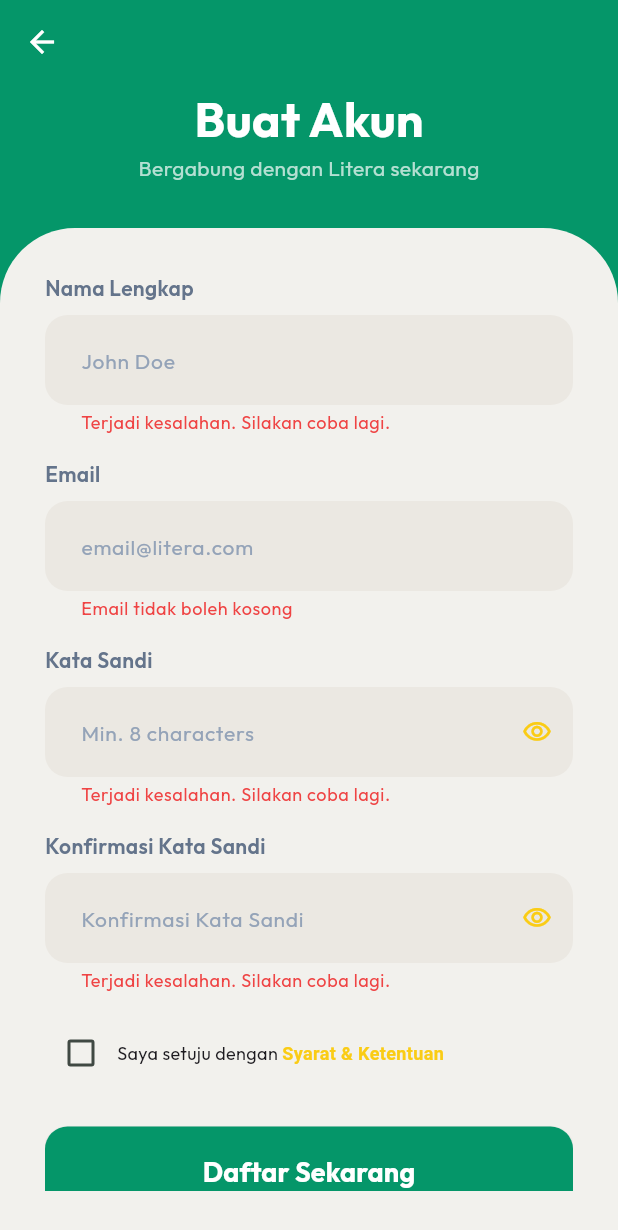
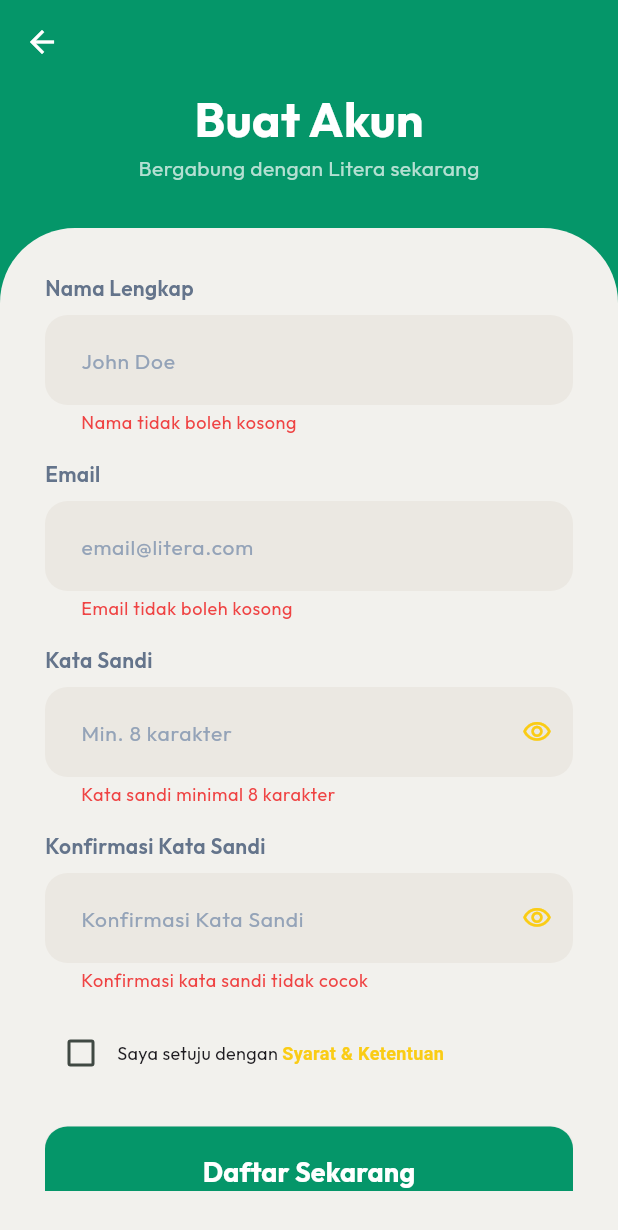
Before and after one commit to EkaRizqiRomadhon/Litera-Final-Projek, a Flutter app: the RegisterPage screen opened directly, after a tap on "Daftar Sekarang", on a phone screen of 412 x 824 dp. Shown: the top 1230 px of the screen. Run offline on Flutter 3.47's test engine with Material 3 defaults, Android fonts, the phone set to English and light mode, and no system bars; our stand-ins replace cached_network_image, cloud_firestore, dio, firebase_auth, firebase_core, google_fonts and 4 more; missing offline and left inert: epub_view, syncfusion_flutter_pdfviewer; accounts and stored records are empty; network calls fail.

```diff
--- a/lib/l10n/app_en.arb
+++ b/lib/l10n/app_en.arb
@@ -75,6 +75,9 @@
   "nameLabel": "Display Name",
   "nameEmpty": "Name cannot be empty",
   "nameUpdated": "Name updated successfully!",
+  "errorInvalidEmail": "Invalid email format",
+  "errorPasswordLength": "Password must be at least 8 characters",
+  "errorPasswordMatch": "Passwords do not match",
 
   "darkMode": "Dark Mode",
   "darkModeOn": "On",
--- a/lib/l10n/app_id.arb
+++ b/lib/l10n/app_id.arb
@@ -75,6 +75,9 @@
   "nameLabel": "Nama Tampilan",
   "nameEmpty": "Nama tidak boleh kosong",
   "nameUpdated": "Nama berhasil diperbarui!",
+  "errorInvalidEmail": "Format email tidak valid",
+  "errorPasswordLength": "Kata sandi minimal 8 karakter",
+  "errorPasswordMatch": "Konfirmasi kata sandi tidak cocok",
 
   "darkMode": "Tema Gelap",
   "darkModeOn": "Aktif",
--- a/lib/l10n/app_localizations.dart
+++ b/lib/l10n/app_localizations.dart
@@ -421,6 +421,24 @@ abstract class AppLocalizations {
   /// In id, this message translates to:
   /// **'Nama berhasil diperbarui!'**
   String get nameUpdated;
+
+  /// No description provided for @errorInvalidEmail.
+  ///
+  /// In id, this message translates to:
+  /// **'Format email tidak valid'**
+  String get errorInvalidEmail;
+
+  /// No description provided for @errorPasswordLength.
+  ///
+  /// In id, this message translates to:
+  /// **'Kata sandi minimal 8 karakter'**
+  String get errorPasswordLength;
+
+  /// No description provided for @errorPasswordMatch.
+  ///
+  /// In id, this message translates to:
+  /// **'Konfirmasi kata sandi tidak cocok'**
+  String get errorPasswordMatch;
 
   /// No description provided for @darkMode.
   ///
--- a/lib/l10n/app_localizations_id.dart
+++ b/lib/l10n/app_localizations_id.dart
@@ -176,6 +176,15 @@ class AppLocalizationsId extends AppLocalizations {
 
   @override
   String get nameUpdated => 'Nama berhasil diperbarui!';
+
+  @override
+  String get errorInvalidEmail => 'Format email tidak valid';
+
+  @override
+  String get errorPasswordLength => 'Kata sandi minimal 8 karakter';
+
+  @override
+  String get errorPasswordMatch => 'Konfirmasi kata sandi tidak cocok';
 
   @override
   String get darkMode => 'Tema Gelap';
--- a/lib/pages/profile_page.dart
+++ b/lib/pages/profile_page.dart
@@ -15,6 +15,7 @@ import '../providers/history_provider.dart';
 import '../widgets/profile_avatar.dart';
 import '../widgets/profile_menu_tile.dart';
 import '../widgets/stat_card.dart';
+import '../main.dart';
 import 'splash_page.dart';
 
 class ProfilePage extends StatelessWidget {
@@ -555,7 +556,7 @@ class _ProfileViewState extends State<_ProfileView> {
               if (context.mounted) {
                 Navigator.pushAndRemoveUntil(
                   context,
-                  MaterialPageRoute(builder: (_) => const SplashPage()),
+                  MaterialPageRoute(builder: (_) => const AuthGate()),
                   (route) => false,
                 );
               }
--- a/lib/pages/register_page.dart
+++ b/lib/pages/register_page.dart
@@ -1,6 +1,5 @@
 import 'package:flutter/material.dart';
 import 'package:flutter/gestures.dart';
-import 'package:litera2/l10n/app_localizations.dart';
 import '../core/app_colors.dart';
 import '../core/app_theme.dart';
 import '../widgets/custom_elements.dart';
@@ -35,41 +34,41 @@ class _RegisterPageState extends State<RegisterPage> {
   }
 
   // ================= VALIDATION =================
-  String? _validateName(String? value, AppLocalizations l10n) {
-    if (value == null || value.isEmpty) return l10n.errorGeneral;
-    if (value.length < 3) return l10n.errorGeneral;
+  String? _validateName(String? value) {
+    if (value == null || value.trim().isEmpty) return 'Nama tidak boleh kosong';
+    if (value.trim().length < 3) return 'Nama tidak boleh kosong';
     return null;
   }
 
-  String? _validateEmail(String? value, AppLocalizations l10n) {
-    if (value == null || value.isEmpty) return l10n.emailEmpty;
-    if (!RegExp(r'^[^@]+@[^@]+\.[^@]+').hasMatch(value)) return l10n.loginError;
+  String? _validateEmail(String? value) {
+    if (value == null || value.trim().isEmpty) return 'Email tidak boleh kosong';
+    if (!RegExp(r'^[^@]+@[^@]+\.[^@]+').hasMatch(value.trim())) return 'Format email tidak valid';
     return null;
   }
 
-  String? _validatePassword(String? value, AppLocalizations l10n) {
-    if (value == null || value.isEmpty) return l10n.errorGeneral;
-    if (value.length < 8) return l10n.errorGeneral;
+  String? _validatePassword(String? value) {
+    if (value == null || value.isEmpty) return 'Kata sandi minimal 8 karakter';
+    if (value.length < 8) return 'Kata sandi minimal 8 karakter';
     return null;
   }
 
-  String? _validateConfirmPassword(String? value, AppLocalizations l10n) {
-    if (value == null || value.isEmpty) return l10n.errorGeneral;
-    if (value != _passwordController.text) return l10n.errorGeneral;
+  String? _validateConfirmPassword(String? value) {
+    if (value == null || value.isEmpty) return 'Konfirmasi kata sandi tidak cocok';
+    if (value != _passwordController.text) return 'Konfirmasi kata sandi tidak cocok';
     return null;
   }
 
   // ================= DIALOG =================
-  void _showTermsDialog(AppLocalizations l10n) {
+  void _showTermsDialog() {
     showDialog(
       context: context,
       builder: (_) => AlertDialog(
-        title: Text(l10n.termsAndConditions),
-        content: Text(l10n.termsDetail),
+        title: const Text('Syarat & Ketentuan'),
+        content: const Text('Silakan baca dan setujui ketentuan kami sebelum melanjutkan.'),
         actions: [
           TextButton(
             onPressed: () => Navigator.pop(context),
-            child: Text(l10n.confirm),
+            child: const Text('Konfirmasi'),
           ),
         ],
       ),
@@ -77,11 +76,11 @@ class _RegisterPageState extends State<RegisterPage> {
   }
 
   // ================= REGISTER =================
-  Future<void> _handleRegister(AppLocalizations l10n) async {
+  Future<void> _handleRegister() async {
     if (!_formKey.currentState!.validate()) return;
     if (!_isAgreed) {
       ScaffoldMessenger.of(context).showSnackBar(
-        SnackBar(content: Text(l10n.termsAgreementError)),
+        const SnackBar(content: Text('Kamu harus menyetujui ketentuan terlebih dahulu.')),
       );
       return;
     }
@@ -96,7 +95,9 @@ class _RegisterPageState extends State<RegisterPage> {
     setState(() => _isLoading = false);
 
     if (result == "success") {
-      ScaffoldMessenger.of(context).showSnackBar(SnackBar(content: Text(l10n.registrationSuccess)));
+      ScaffoldMessenger.of(context).showSnackBar(
+        const SnackBar(content: Text('Pendaftaran berhasil! Selamat datang di Litera.'))
+      );
       Navigator.pop(context);
     } else {
       ScaffoldMessenger.of(context).showSnackBar(SnackBar(content: Text(result)));
@@ -106,8 +107,6 @@ class _RegisterPageState extends State<RegisterPage> {
   // ================= UI =================
   @override
   Widget build(BuildContext context) {
-    final l10n = AppLocalizations.of(context);
-
     // Auth pages selalu light mode
     return Theme(
       data: AppTheme.light,
@@ -120,17 +119,17 @@ class _RegisterPageState extends State<RegisterPage> {
       ),
       body: Column(
         children: [
-          Text(
-            l10n.createAccount,
-            style: const TextStyle(
+          const Text(
+            'Buat Akun',
+            style: TextStyle(
               fontSize: 32,
               color: Colors.white,
               fontWeight: FontWeight.bold,
             ),
           ),
-          Text(
-            l10n.joinMessage,
-            style: const TextStyle(color: Colors.white70),
+          const Text(
+            'Bergabung dengan Litera sekarang',
+            style: TextStyle(color: Colors.white70),
           ),
           const SizedBox(height: 30),
           Expanded(
@@ -146,33 +145,33 @@ class _RegisterPageState extends State<RegisterPage> {
                     child: Column(
                       children: [
                         buildInputField(
-                          label: l10n.fullName,
+                          label: 'Nama Lengkap',
                           hint: "John Doe",
                           controller: _nameController,
-                          validator: (v) => _validateName(v, l10n),
+                          validator: _validateName,
                         ),
                         buildInputField(
-                          label: l10n.email,
+                          label: 'Email',
                           hint: "email@litera.com",
                           controller: _emailController,
-                          validator: (v) => _validateEmail(v, l10n),
+                          validator: _validateEmail,
                         ),
                         buildInputField(
-                          label: l10n.password,
-                          hint: "Min. 8 characters",
+                          label: 'Kata Sandi',
+                          hint: "Min. 8 karakter",
                           isPassword: true,
                           isObscured: _isPasswordObscured,
                           controller: _passwordController,
-                          validator: (v) => _validatePassword(v, l10n),
+                          validator: _validatePassword,
                           onToggleVisibility: () => setState(() => _isPasswordObscured = !_isPasswordObscured),
                         ),
                         buildInputField(
-                          label: l10n.confirmPassword,
-                          hint: l10n.confirmPassword,
+                          label: 'Konfirmasi Kata Sandi',
+                          hint: 'Konfirmasi Kata Sandi',
                           isPassword: true,
                           isObscured: _isConfirmObscured,
                           controller: _confirmPasswordController,
-                          validator: (v) => _validateConfirmPassword(v, l10n),
+                          validator: _validateConfirmPassword,
                           onToggleVisibility: () => setState(() => _isConfirmObscured = !_isConfirmObscured),
                         ),
 
@@ -187,15 +186,15 @@ class _RegisterPageState extends State<RegisterPage> {
                             Expanded(
                               child: Text.rich(
                                 TextSpan(
-                                  text: "${l10n.iAgreeTo} ",
+                                  text: "Saya setuju dengan ",
                                   children: [
                                     TextSpan(
-                                      text: l10n.termsAndConditions,
+                                      text: 'Syarat & Ketentuan',
                                       style: const TextStyle(
                                         color: AppColors.accent,
                                         fontWeight: FontWeight.bold,
                                       ),
-                                      recognizer: TapGestureRecognizer()..onTap = () => _showTermsDialog(l10n),
+                                      recognizer: TapGestureRecognizer()..onTap = _showTermsDialog,
                                     ),
                                   ],
                                 ),
@@ -206,7 +205,7 @@ class _RegisterPageState extends State<RegisterPage> {
                         ),
                         const SizedBox(height: 25),
                         ElevatedButton(
-                          onPressed: _isLoading ? null : () => _handleRegister(l10n),
+                          onPressed: _isLoading ? null : _handleRegister,
                           style: ElevatedButton.styleFrom(
                             backgroundColor: AppColors.primary,
                             minimumSize: const Size(double.infinity, 60),
@@ -214,9 +213,9 @@ class _RegisterPageState extends State<RegisterPage> {
                           ),
                           child: _isLoading
                               ? const CircularProgressIndicator(color: Colors.white)
-                              : Text(
-                                  l10n.registerNow,
-                                  style: const TextStyle(
+                              : const Text(
+                                  'Daftar Sekarang',
+                                  style: TextStyle(
                                     color: Colors.white,
                                     fontSize: 18,
                                     fontWeight: FontWeight.bold,
@@ -224,13 +223,13 @@ class _RegisterPageState extends State<RegisterPage> {
                                 ),
                         ),
                         const SizedBox(height: 20),
-                        buildDivider(l10n.or),
+                        buildDivider('ATAU'),
                         Row(
                           mainAxisAlignment: MainAxisAlignment.center,
                           children: [
-                            Text("${l10n.alreadyHaveAccount} "),
+                            const Text("Sudah punya akun? "),
                             buildClickableText(
-                              text: l10n.login,
+                              text: 'Masuk',
                               onTap: () => Navigator.pop(context),
                             ),
                           ],
```
Also changed, not shown: lib/auth_service.dart (+11 -0 lines), lib/l10n/app_localizations_en.dart (+9 -0 lines), lib/main.dart (+3 -23 lines), lib/models/reading_history_model.dart (+33 -0 lines), lib/pages/login_page.dart (+33 -36 lines), lib/pages/splash_page.dart (+6 -4 lines), lib/services/reading_history_service.dart (+192 -28 lines), lib/widgets/language_picker_dialog.dart (deleted, +0 -171 lines), 4 other files.
